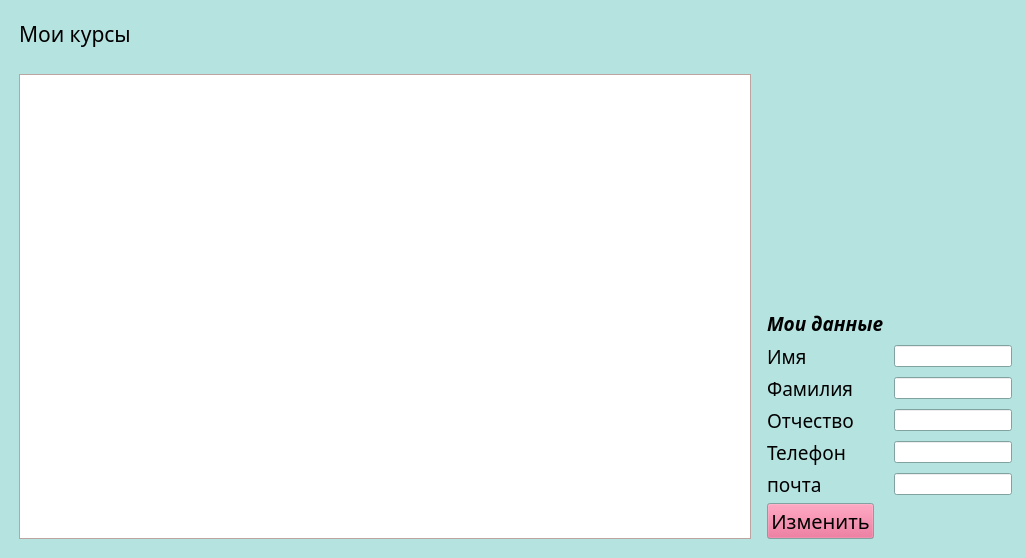
lizlizardplease/school_bmstu, file tutor.ui: the form before one commit.
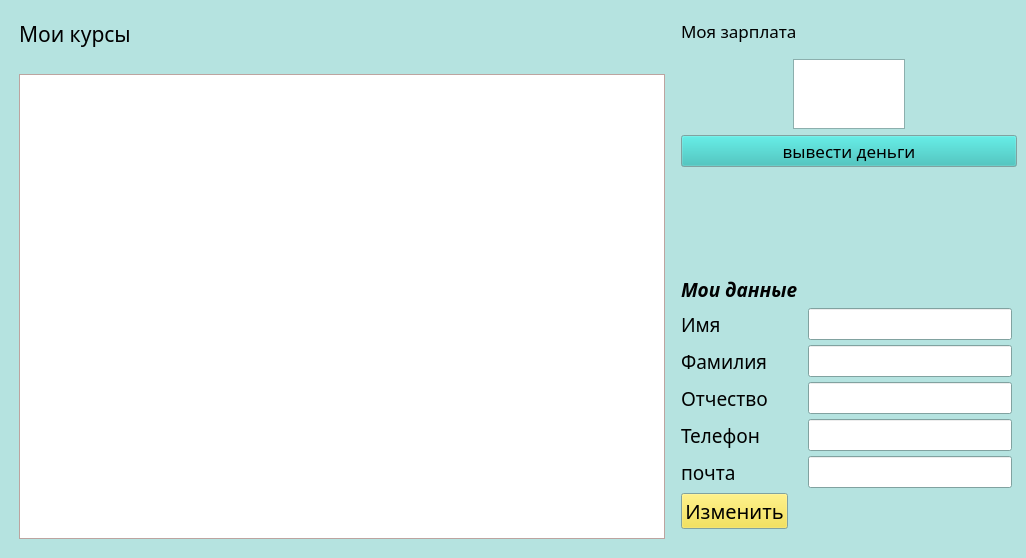
The form after the commit.

```diff
--- a/tutor.ui
+++ b/tutor.ui
@@ -13,6 +13,15 @@
   <property name="palette">
    <palette>
     <active>
+     <colorrole role="Button">
+      <brush brushstyle="SolidPattern">
+       <color alpha="255">
+        <red>45</red>
+        <green>188</green>
+        <blue>183</blue>
+       </color>
+      </brush>
+     </colorrole>
      <colorrole role="Base">
       <brush brushstyle="SolidPattern">
        <color alpha="255">
@@ -33,6 +42,15 @@
      </colorrole>
     </active>
     <inactive>
+     <colorrole role="Button">
+      <brush brushstyle="SolidPattern">
+       <color alpha="255">
+        <red>45</red>
+        <green>188</green>
+        <blue>183</blue>
+       </color>
+      </brush>
+     </colorrole>
      <colorrole role="Base">
       <brush brushstyle="SolidPattern">
        <color alpha="255">
@@ -53,6 +71,15 @@
      </colorrole>
     </inactive>
     <disabled>
+     <colorrole role="Button">
+      <brush brushstyle="SolidPattern">
+       <color alpha="255">
+        <red>45</red>
+        <green>188</green>
+        <blue>183</blue>
+       </color>
+      </brush>
+     </colorrole>
      <colorrole role="Base">
       <brush brushstyle="SolidPattern">
        <color alpha="255">
@@ -74,6 +101,12 @@
     </disabled>
    </palette>
   </property>
+  <property name="font">
+   <font>
+    <family>Sawasdee</family>
+    <pointsize>13</pointsize>
+   </font>
+  </property>
   <property name="windowTitle">
    <string>MainWindow</string>
   </property>
@@ -142,7 +175,7 @@
      </disabled>
     </palette>
    </property>
-   <layout class="QHBoxLayout" name="horizontalLayout" stretch="3,1">
+   <layout class="QHBoxLayout" name="horizontalLayout" stretch="3,0">
     <item>
      <layout class="QVBoxLayout" name="verticalLayout" stretch="0,30">
       <property name="spacing">
@@ -244,10 +277,82 @@
      </layout>
     </item>
     <item>
-     <layout class="QVBoxLayout" name="verticalLayout_2" stretch="0">
+     <layout class="QVBoxLayout" name="verticalLayout_2" stretch="1,1,1,6,4">
       <property name="topMargin">
-       <number>300</number>
+       <number>10</number>
       </property>
+      <property name="bottomMargin">
+       <number>10</number>
+      </property>
+      <item>
+       <widget class="QLabel" name="label_8">
+        <property name="text">
+         <string>Моя зарплата</string>
+        </property>
+       </widget>
+      </item>
+      <item>
+       <layout class="QHBoxLayout" name="horizontalLayout_3" stretch="1,1,1">
+        <property name="leftMargin">
+         <number>0</number>
+        </property>
+        <property name="topMargin">
+         <number>10</number>
+        </property>
+        <property name="rightMargin">
+         <number>0</number>
+        </property>
+        <item>
+         <spacer name="horizontalSpacer">
+          <property name="orientation">
+           <enum>Qt::Horizontal</enum>
+          </property>
+          <property name="sizeHint" stdset="0">
+           <size>
+            <width>40</width>
+            <height>20</height>
+           </size>
+          </property>
+         </spacer>
+        </item>
+        <item>
+         <widget class="QPlainTextEdit" name="plainTextEdit"/>
+        </item>
+        <item>
+         <spacer name="horizontalSpacer_2">
+          <property name="orientation">
+           <enum>Qt::Horizontal</enum>
+          </property>
+          <property name="sizeHint" stdset="0">
+           <size>
+            <width>40</width>
+            <height>20</height>
+           </size>
+          </property>
+         </spacer>
+        </item>
+       </layout>
+      </item>
+      <item>
+       <widget class="QPushButton" name="pushButton">
+        <property name="text">
+         <string>вывести деньги</string>
+        </property>
+       </widget>
+      </item>
+      <item>
+       <spacer name="verticalSpacer">
+        <property name="orientation">
+         <enum>Qt::Vertical</enum>
+        </property>
+        <property name="sizeHint" stdset="0">
+         <size>
+          <width>20</width>
+          <height>40</height>
+         </size>
+        </property>
+       </spacer>
+      </item>
       <item>
        <layout class="QGridLayout" name="gridLayout_2" rowstretch="1,0,0,0,0,0,0,0">
         <property name="sizeConstraint">
@@ -431,9 +536,9 @@
              <colorrole role="Button">
               <brush brushstyle="SolidPattern">
                <color alpha="255">
-                <red>244</red>
-                <green>213</green>
-                <blue>208</blue>
+                <red>45</red>
+                <green>188</green>
+                <blue>183</blue>
                </color>
               </brush>
              </colorrole>
@@ -442,9 +547,9 @@
              <colorrole role="Button">
               <brush brushstyle="SolidPattern">
                <color alpha="255">
-                <red>227</red>
-                <green>89</green>
-                <blue>132</blue>
+                <red>244</red>
+                <green>224</green>
+                <blue>50</blue>
                </color>
               </brush>
              </colorrole>
```
Left out of the diff: 132 changed lines with no effect on the pictures.
